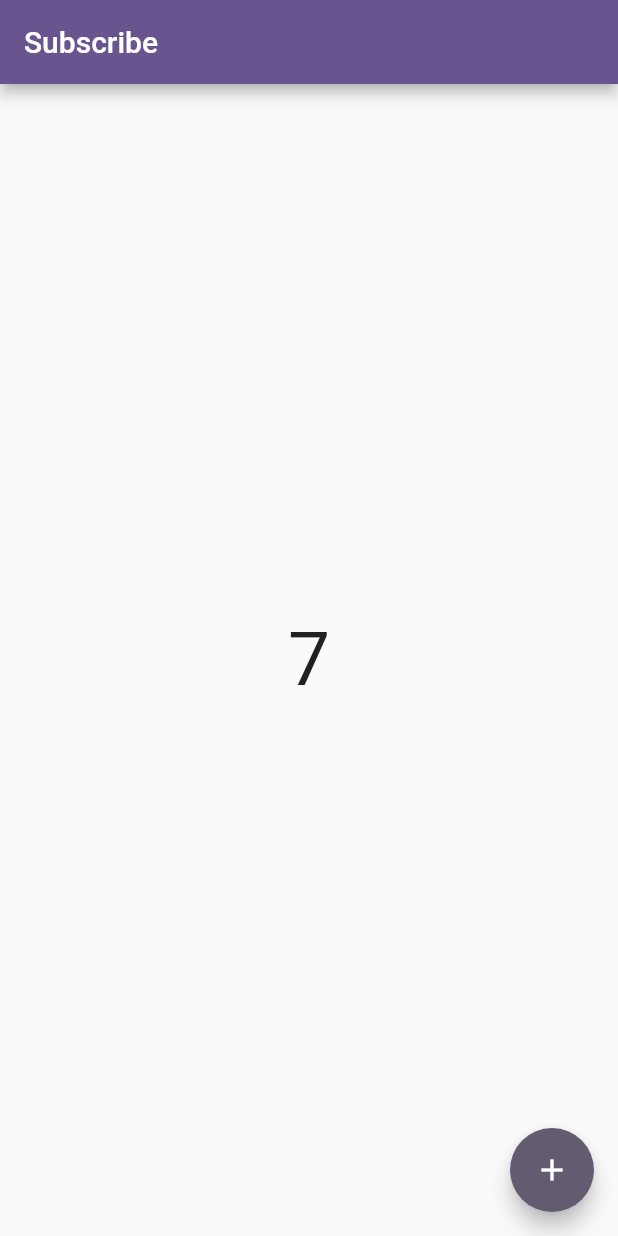
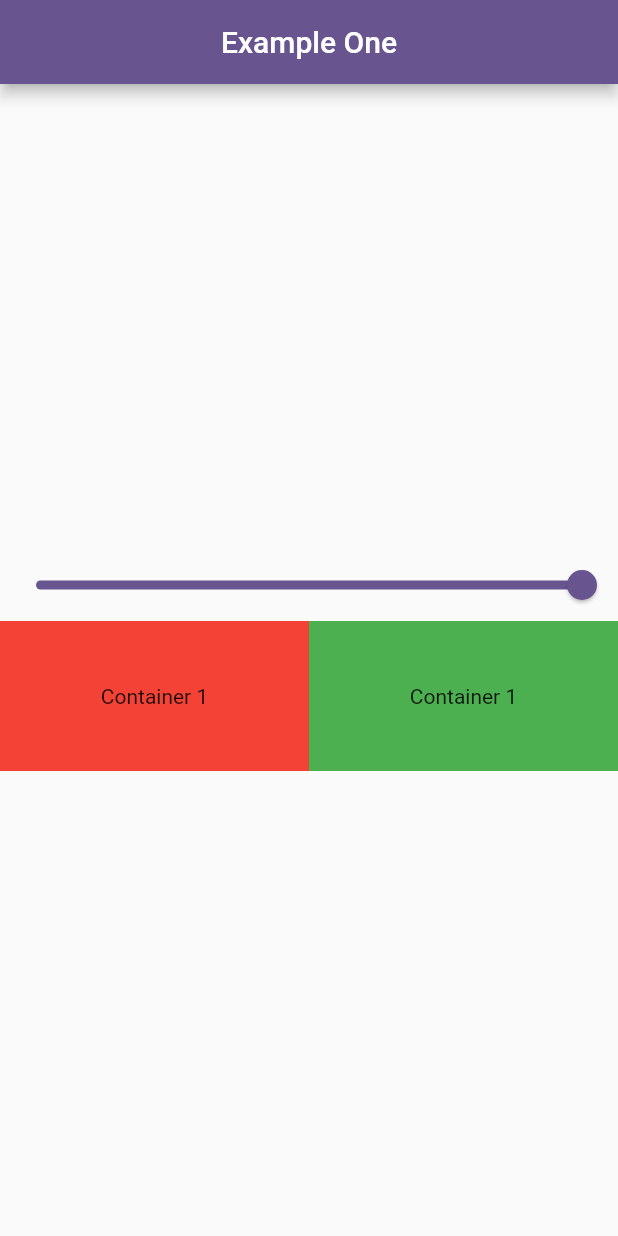
Before and after one commit to arslanbalochashu/state_management, a Flutter app: the screen it shows after launch, on a phone screen of 412 x 824 dp. Run offline on Flutter 3.47's test engine with Material 2 defaults, Android fonts, the phone set to English and light mode, and no system bars.

Commit message:
completed one more example

```diff
--- a/lib/main.dart
+++ b/lib/main.dart
@@ -1,5 +1,7 @@
 import 'package:flutter/material.dart';
 import 'package:state_management/provider/count_provider.dart';
+import 'package:state_management/provider/example_one_provider.dart';
+import 'package:state_management/screens/example_one.dart';
 import 'screens/count_example.dart';
 import 'package:provider/provider.dart';
 
@@ -13,16 +15,18 @@ class MyApp extends StatelessWidget {
   // This widget is the root of your application.
   @override
   Widget build(BuildContext context) {
-    return ChangeNotifierProvider(
-
-      create: (_) => CountProvider(),
+    return MultiProvider(
+      providers: [
+        ChangeNotifierProvider(create:  (_) => CountProvider(),),
+        ChangeNotifierProvider(create:  (_) => ExampleOneProvider(),),
+      ],
       child :MaterialApp(
         debugShowCheckedModeBanner: false,
         title: 'Flutter Demo',
         theme: ThemeData(
           colorScheme: ColorScheme.fromSeed(seedColor: Colors.deepPurple),
         ),
-        home: const CountExample(),
+        home: const ExampleOneScreen(),
       ),
     );
   }
--- /dev/null
+++ b/lib/provider/example_one_provider.dart
@@ -0,0 +1,11 @@
+import 'package:flutter/cupertino.dart';
+
+class ExampleOneProvider with ChangeNotifier{
+  double _value = 1;
+  double get value => _value;
+
+  void setValue (double val){
+    _value = val;
+    notifyListeners();
+  }
+}
--- a/lib/screens/count_example.dart
+++ b/lib/screens/count_example.dart
@@ -31,19 +31,19 @@ class _CountExampleState extends State<CountExample> {
       appBar: AppBar(
         title: const Text('Subscribe'),
       ),
-      body: Consumer<CountProvider>(
+      body: Column(
+        mainAxisAlignment: MainAxisAlignment.center,
+        crossAxisAlignment: CrossAxisAlignment.center,
+        children: [
+          Center(
+            child: Consumer<CountProvider>(builder: ( context, value,  child) {
+              return Text(value.count.toString(),style: const TextStyle(fontSize: 50,),
+              );
+            },
 
-        builder: ( context, value,  child) {
-          return Column(
-            mainAxisAlignment: MainAxisAlignment.center,
-            crossAxisAlignment: CrossAxisAlignment.center,
-            children: [
-              Center(
-                child: Text(value.count.toString(),style: const TextStyle(fontSize: 50,),),
-              )
-            ],
-          );
-        },
+            ),
+          ),
+        ],
       ),
       floatingActionButton: FloatingActionButton(
         onPressed: (){
--- /dev/null
+++ b/lib/screens/example_one.dart
@@ -0,0 +1,68 @@
+import 'package:flutter/material.dart';
+import 'package:provider/provider.dart';
+import 'package:state_management/provider/example_one_provider.dart';
+
+
+class ExampleOneScreen extends StatefulWidget {
+  const ExampleOneScreen({Key? key}) : super(key: key);
+
+  @override
+  State<ExampleOneScreen> createState() => _ExampleOneScreenState();
+}
+
+class _ExampleOneScreenState extends State<ExampleOneScreen> {
+  @override
+  Widget build(BuildContext context) {
+    final provider = Provider.of<ExampleOneProvider>(context, listen: false);
+    return Scaffold(
+      appBar: AppBar(
+        title: const Text('Example One'),
+        centerTitle: true,
+      ),
+      body: Column(
+        mainAxisAlignment: MainAxisAlignment.center,
+        children: [
+          Consumer<ExampleOneProvider>(builder: ( context, value,  child) {
+            return Slider(
+                max: 1,
+                min: 0,
+                value: value.value, onChanged: (val){
+              provider.setValue(val);
+            });
+          },
+
+          ),
+
+
+          Consumer<ExampleOneProvider>(
+            builder: ( context, value,  child) {
+              return Row(
+                children: [
+                  Expanded(
+                    child: Container(
+                      height: 100,
+                      color: Colors.red.withOpacity(value.value),
+                      child: const Center(
+                        child: Text('Container 1'),
+                      ),
+                    ),
+                  ),
+                  Expanded(
+                    child: Container(
+                      height: 100,
+                      color: Colors.green.withOpacity(value.value),
+                      child: const Center(
+                        child: Text('Container 1'),
+                      ),
+                    ),
+                  ),
+                ],
+              );
+            },
+
+          ),
+        ],
+      ),
+    );
+  }
+}
```
